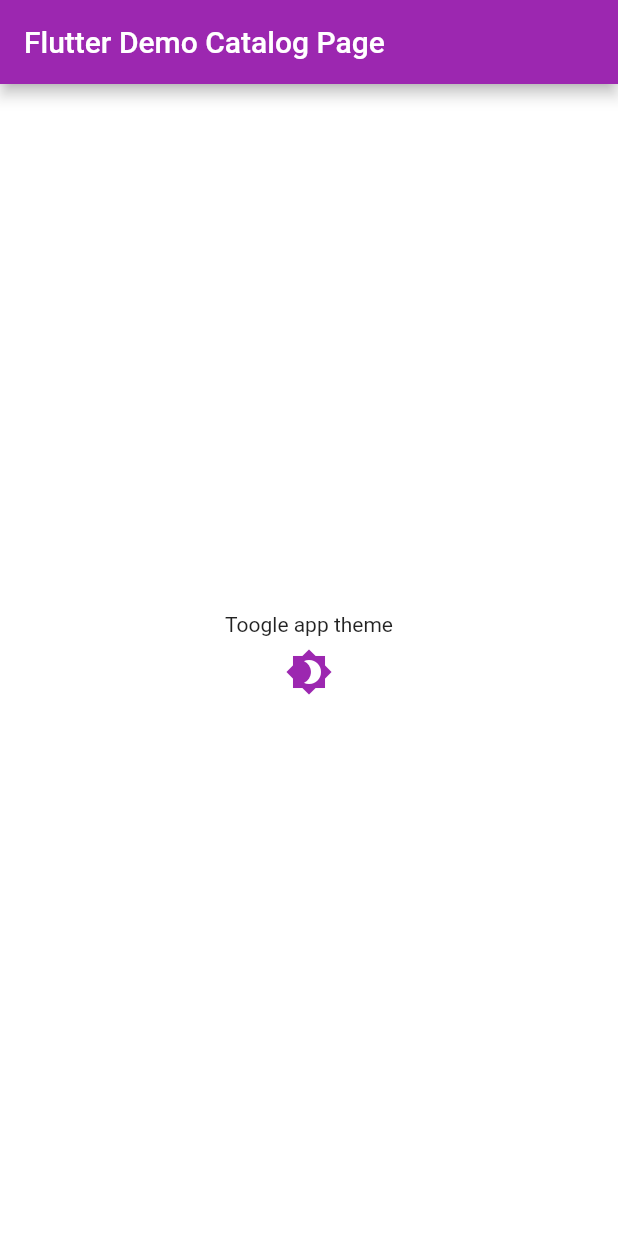
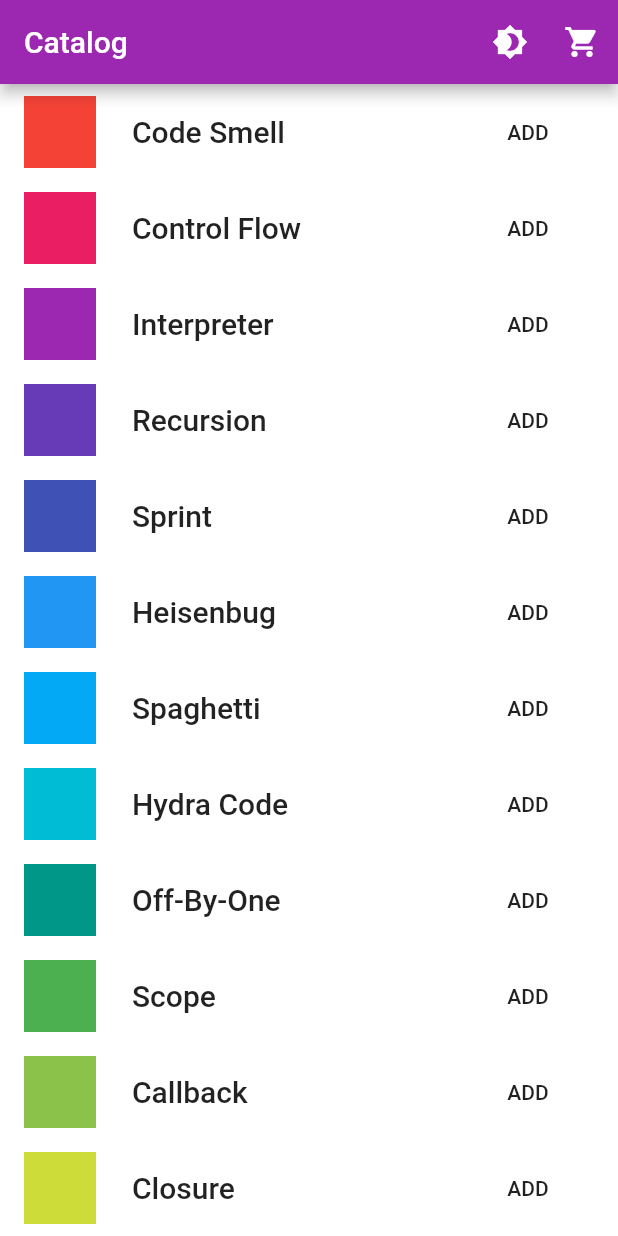
Before and after one commit to OptimusCenturio/flutter_scalable_reactive_arch, a Flutter app: the screen it shows after launch, on a phone screen of 412 x 824 dp. Run offline on Flutter 3.47's test engine with Material 2 defaults, Android fonts, the light colour scheme and no system bars; our stand-ins replace bloc, equatable, flutter_bloc.

Commit message:
– Catalog added – Cart added – Bloc implemented

```diff
--- a/lib/app.dart
+++ b/lib/app.dart
@@ -1,7 +1,10 @@
 import 'package:flutter/material.dart';
 import 'package:flutter/scheduler.dart';
+import 'package:flutter_bloc/flutter_bloc.dart';
 import 'package:flutter_scalable_reactive_arch/theme/custom_theme.dart';
 
+import 'cart/cart.dart';
+import 'catalog/catalog.dart';
 import 'catalog/view/catalog_page.dart';
 import 'theme/config.dart';
 
@@ -29,13 +32,27 @@ class _MyAppState extends State {
 
   @override
   Widget build(BuildContext context) {
-    return MaterialApp(
-      title: 'Flutter Demo',
-      theme: CustomTheme.lightTheme,
-      darkTheme: CustomTheme.darkTheme,
-      themeMode: currentTheme.currentTheme,
-      home: CatalogPage(title: 'Flutter Demo Catalog Page'),
-      debugShowCheckedModeBanner: false,
+    return MultiBlocProvider(
+      providers: [
+        BlocProvider<CatalogBloc>(
+          create: (context) => CatalogBloc()..add(CatalogStarted()),
+        ),
+        BlocProvider<CartBloc>(
+          create: (context) => CartBloc()..add(CartStarted()),
+        ),
+      ],
+      child: MaterialApp(
+        title: 'Flutter Demo',
+        theme: CustomTheme.lightTheme,
+        darkTheme: CustomTheme.darkTheme,
+        themeMode: currentTheme.currentTheme,
+        initialRoute: '/',
+        routes: {
+          '/': (context) => CatalogPage(),
+          '/cart': (context) => CartPage(),
+        },
+        debugShowCheckedModeBanner: false,
+      ),
     );
   }
 }
--- a/lib/cart/bloc/cart_event.dart
+++ b/lib/cart/bloc/cart_event.dart
@@ -6,3 +6,17 @@ abstract class CartEvent extends Equatable {
   @override
   List<Object> get props => [];
 }
+
+class CartStarted extends CartEvent {
+  @override
+  List<Object> get props => [];
+}
+
+class CartItemAdded extends CartEvent {
+  const CartItemAdded(this.item);
+
+  final Item item;
+
+  @override
+  List<Object> get props => [item];
+}
--- a/lib/cart/bloc/cart_state.dart
+++ b/lib/cart/bloc/cart_state.dart
@@ -7,4 +7,23 @@ abstract class CartState extends Equatable {
   List<Object> get props => [];
 }
 
-class CartInitial extends CartState {}
+// class CartInitial extends CartState {}
+
+class CartLoading extends CartState {
+  @override
+  List<Object> get props => [];
+}
+
+class CartLoaded extends CartState {
+  const CartLoaded({this.cart = const Cart()});
+
+  final Cart cart;
+
+  @override
+  List<Object> get props => [cart];
+}
+
+class CartError extends CartState {
+  @override
+  List<Object> get props => [];
+}
--- a/lib/cart/cart.dart
+++ b/lib/cart/cart.dart
@@ -1 +1,3 @@
 export 'bloc/cart_bloc.dart';
+export 'models/models.dart';
+export 'view/cart_page.dart';
--- /dev/null
+++ b/lib/cart/models/cart.dart
@@ -0,0 +1,16 @@
+import 'package:equatable/equatable.dart';
+import 'package:flutter/foundation.dart';
+
+import '../../catalog/models/models.dart';
+
+@immutable
+class Cart extends Equatable {
+  const Cart({this.items = const <Item>[]});
+
+  final List<Item> items;
+
+  int get totalPrice => items.fold(0, (total, current) => total + current.price);
+
+  @override
+  List<Object> get props => [items];
+}
--- /dev/null
+++ b/lib/cart/models/models.dart
@@ -0,0 +1 @@
+export 'cart.dart';
--- a/lib/catalog/bloc/catalog_event.dart
+++ b/lib/catalog/bloc/catalog_event.dart
@@ -6,3 +6,8 @@ abstract class CatalogEvent extends Equatable {
   @override
   List<Object> get props => [];
 }
+
+class CatalogStarted extends CatalogEvent {
+  @override
+  List<Object> get props => [];
+}
--- a/lib/catalog/bloc/catalog_state.dart
+++ b/lib/catalog/bloc/catalog_state.dart
@@ -7,4 +7,17 @@ abstract class CatalogState extends Equatable {
   List<Object> get props => [];
 }
 
-class CatalogInitial extends CatalogState {}
+// class CatalogInitial extends CatalogState {}
+
+class CatalogLoading extends CatalogState {}
+
+class CatalogLoaded extends CatalogState {
+  const CatalogLoaded(this.catalog);
+
+  final Catalog catalog;
+
+  @override
+  List<Object> get props => [catalog];
+}
+
+class CatalogError extends CatalogState {}
--- /dev/null
+++ b/lib/catalog/models/catalog.dart
@@ -0,0 +1,32 @@
+import 'package:equatable/equatable.dart';
+import 'package:flutter/foundation.dart';
+
+import 'item.dart';
+
+@immutable
+class Catalog extends Equatable {
+  static const _itemNames = [
+    'Code Smell',
+    'Control Flow',
+    'Interpreter',
+    'Recursion',
+    'Sprint',
+    'Heisenbug',
+    'Spaghetti',
+    'Hydra Code',
+    'Off-By-One',
+    'Scope',
+    'Callback',
+    'Closure',
+    'Automata',
+    'Bit Shift',
+    'Currying',
+  ];
+
+  Item getById(int id) => Item(id, _itemNames[id % _itemNames.length]);
+
+  Item getByPosition(int position) => getById(position);
+
+  @override
+  List<Object> get props => [_itemNames];
+}
--- /dev/null
+++ b/lib/catalog/models/item.dart
@@ -0,0 +1,15 @@
+import 'package:equatable/equatable.dart';
+import 'package:flutter/material.dart';
+
+@immutable
+class Item extends Equatable {
+  Item(this.id, this.name) : color = Colors.primaries[id % Colors.primaries.length];
+
+  final int id;
+  final String name;
+  final Color color;
+  final int price = 42;
+
+  @override
+  List<Object> get props => [id, name, color, price];
+}
--- /dev/null
+++ b/lib/catalog/models/models.dart
@@ -0,0 +1,2 @@
+export 'catalog.dart';
+export 'item.dart';
--- a/lib/catalog/view/catalog_page.dart
+++ b/lib/catalog/view/catalog_page.dart
@@ -1,38 +1,115 @@
 import 'package:flutter/material.dart';
+import 'package:flutter_bloc/flutter_bloc.dart';
+import 'package:flutter_scalable_reactive_arch/cart/cart.dart';
 
-import '../../theme/colors.dart';
+import '../../catalog/models/models.dart';
 import '../../theme/config.dart';
+import '../catalog.dart';
 
 class CatalogPage extends StatefulWidget {
-  CatalogPage({Key key, this.title}) : super(key: key);
-
-  final String title;
+  CatalogPage({Key key}) : super(key: key);
 
   @override
-  _MyHomePageState createState() => _MyHomePageState();
+  _CatalogPageState createState() => _CatalogPageState();
 }
 
-class _MyHomePageState extends State<CatalogPage> {
+class _CatalogPageState extends State<CatalogPage> {
   @override
   Widget build(BuildContext context) {
     return Scaffold(
       appBar: AppBar(
-        title: Text(widget.title),
+        title: Text('Catalog'),
+        actions: [
+          /// Toogle app theme
+          IconButton(
+            icon: Icon(Icons.brightness_4),
+            tooltip: 'Toogle app theme',
+            onPressed: () => currentTheme.toggleTheme(),
+          ),
+
+          /// Cart
+          IconButton(
+            icon: const Icon(Icons.shopping_cart),
+            onPressed: () => Navigator.of(context).pushNamed('/cart'),
+          ),
+        ],
       ),
       body: Center(
-        child: Column(
-          mainAxisAlignment: MainAxisAlignment.center,
-          children: <Widget>[
-            Text('Toogle app theme'),
+        child: BlocBuilder<CatalogBloc, CatalogState>(
+          builder: (context, state) {
+            if (state is CatalogLoading) {
+              return Center(
+                child: CircularProgressIndicator(),
+              );
+            }
+            if (state is CatalogLoaded) {
+              return ListView.builder(
+                itemBuilder: (context, index) => _CatalogListItem(
+                  state.catalog.getByPosition(index),
+                ),
+              );
+            }
+            return const Text('Something went wrong!');
+          },
+        ),
+      ),
+    );
+  }
+}
 
-            /// Toogle app theme
-            IconButton(
-              icon: Icon(Icons.brightness_4, size: 32.0, color: AppColors.purple),
-              onPressed: () => currentTheme.toggleTheme(),
-            ),
+class _CatalogListItem extends StatelessWidget {
+  const _CatalogListItem(this.item, {Key key}) : super(key: key);
+
+  final Item item;
+
+  @override
+  Widget build(BuildContext context) {
+    final textTheme = Theme.of(context).textTheme.headline6;
+    return Padding(
+      padding: const EdgeInsets.symmetric(horizontal: 16, vertical: 8),
+      child: LimitedBox(
+        maxHeight: 48,
+        child: Row(
+          children: [
+            AspectRatio(aspectRatio: 1, child: ColoredBox(color: item.color)),
+            const SizedBox(width: 24),
+            Expanded(child: Text(item.name, style: textTheme)),
+            const SizedBox(width: 24),
+            _AddButton(item: item),
           ],
         ),
       ),
     );
   }
 }
+
+class _AddButton extends StatelessWidget {
+  const _AddButton({Key key, @required this.item}) : super(key: key);
+
+  final Item item;
+
+  @override
+  Widget build(BuildContext context) {
+    final theme = Theme.of(context);
+
+    return BlocBuilder<CartBloc, CartState>(
+      builder: (context, state) {
+        if (state is CartLoading) {
+          return const CircularProgressIndicator();
+        }
+        if (state is CartLoaded) {
+          return FlatButton(
+            onPressed: state.cart.items.contains(item)
+                ? null
+                : () => context.read<CartBloc>().add(CartItemAdded(item)),
+            splashColor: theme.primaryColor,
+            child: state.cart.items.contains(item)
+                ? Icon(Icons.check, semanticLabel: 'ADDED', color: theme.buttonColor)
+                : Text('ADD', style: theme.textTheme.button),
+          );
+        }
+        return const Text('Something went wrong!');
+      },
+    );
+  }
+}
--- a/lib/theme/colors.dart
+++ b/lib/theme/colors.dart
@@ -4,4 +4,5 @@ class AppColors {
   static Color get purple => Colors.purple;
   static Color get lightPurple => Colors.purpleAccent;
   static Color get darkGrey => Colors.grey[900];
+  static Color get white => Colors.white70;
 }
--- a/lib/theme/custom_theme.dart
+++ b/lib/theme/custom_theme.dart
@@ -21,7 +21,8 @@ class CustomTheme with ChangeNotifier {
       buttonTheme: ButtonThemeData(
         shape: RoundedRectangleBorder(borderRadius: BorderRadius.circular(18.0)),
         buttonColor: AppColors.lightPurple,
-        ));
+      ),
+    );
   }
 
   /// Dark theme
@@ -33,6 +34,7 @@ class CustomTheme with ChangeNotifier {
       buttonTheme: ButtonThemeData(
         shape: RoundedRectangleBorder(borderRadius: BorderRadius.circular(18.0)),
         buttonColor: AppColors.lightPurple,
-        ));
+      ),
+    );
   }
 }
```
Also changed, not shown: lib/cart/bloc/cart_bloc.dart (+36 -4 lines), lib/cart/view/cart_page.dart (added, +105 -0 lines), lib/catalog/bloc/catalog_bloc.dart (+18 -5 lines). Lines whose indentation alone changed are shown as unchanged.
